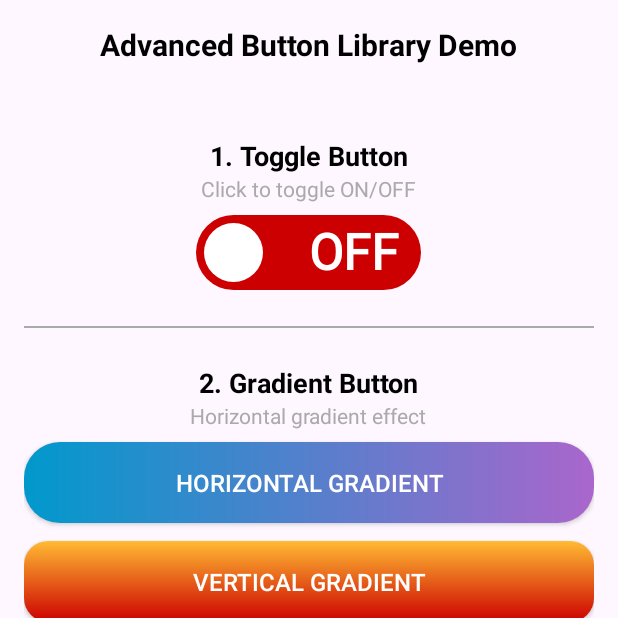
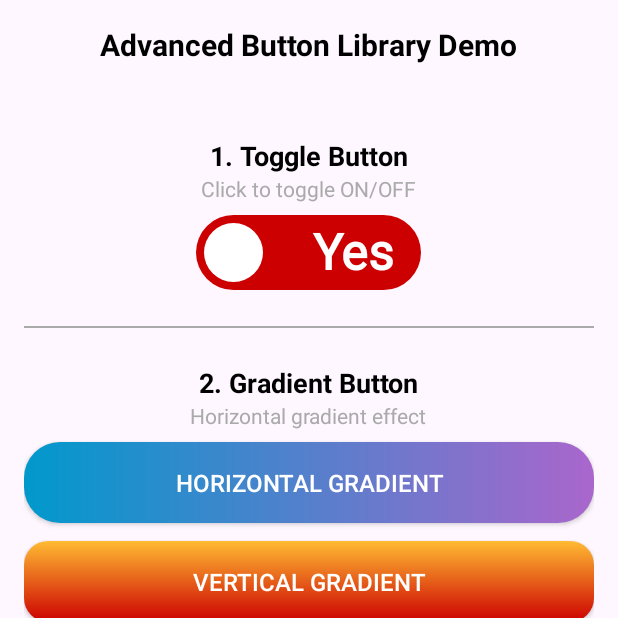
Before and after one commit to Excelsior-Technologies-Community/AdvancedButtonKit, an Android app: the screen it shows after launch (MainActivity), on a phone screen of 412 x 824 dp, the top half of it. Run offline under Robolectric (Android 15) with nearby library versions, the phone set to English and light mode, and no system bars.

Commit message:
Commit with changes

```diff
--- a/advanced_button_types/src/main/java/com/ext/advanced_button_types/GradientButton.kt
+++ b/advanced_button_types/src/main/java/com/ext/advanced_button_types/GradientButton.kt
@@ -45,7 +45,7 @@ class GradientButton @JvmOverloads constructor(
                     0 // Default: LEFT_RIGHT
                 )
                 cornerRadius = getDimension(
-                    R.styleable.GradientButton_gradient_cornerRadius,
+                    R.styleable.GradientButton_button_cornerRadius,
                     16f
                 )
             } finally {
--- a/advanced_button_types/src/main/java/com/ext/advanced_button_types/LoadingButton.kt
+++ b/advanced_button_types/src/main/java/com/ext/advanced_button_types/LoadingButton.kt
@@ -17,6 +17,7 @@ import androidx.core.content.ContextCompat
  * - Disables interaction during loading
  * - Smooth transition between states
  * - Fixed: No double background issue
+ * - Uses custom loading_text attribute
  */
 class LoadingButton @JvmOverloads constructor(
     context: Context,
@@ -40,6 +41,12 @@ class LoadingButton @JvmOverloads constructor(
             0, 0
         ).apply {
             try {
+                // Read loading_text attribute
+                val loadingText = getString(R.styleable.LoadingButton_loading_text)
+                if (!loadingText.isNullOrEmpty()) {
+                    originalText = loadingText
+                }
+
                 progressBarColor = getColor(
                     R.styleable.LoadingButton_loading_progressBarColor,
                     ContextCompat.getColor(context, android.R.color.white)
@@ -61,6 +68,8 @@ class LoadingButton @JvmOverloads constructor(
             )
             // Remove button's own background - FrameLayout will handle the background
             setBackgroundColor(ContextCompat.getColor(context, android.R.color.transparent))
+            // Set the text from loading_text attribute
+            text = originalText
         }
         addView(button)
 
@@ -73,9 +82,6 @@ class LoadingButton @JvmOverloads constructor(
             indeterminateDrawable?.setColorFilter(progressBarColor, PorterDuff.Mode.SRC_IN)
         }
         addView(progressBar)
-
-        // Store original text from XML
-        originalText = button.text
     }
 
     /**
@@ -123,7 +129,7 @@ class LoadingButton @JvmOverloads constructor(
     fun isLoading(): Boolean = isLoading
 
     /**
-     * Set button text
+     * Set button text programmatically
      */
     fun setText(text: CharSequence) {
         originalText = text
--- a/advanced_button_types/src/main/java/com/ext/advanced_button_types/ToggleButton.kt
+++ b/advanced_button_types/src/main/java/com/ext/advanced_button_types/ToggleButton.kt
@@ -18,6 +18,7 @@ import androidx.core.content.ContextCompat
  * - Customizable colors for ON and OFF states
  * - Smooth animated transitions
  * - Works as plain toggle without text
+ * - Text can be set from XML or programmatically
  */
 class ToggleButton @JvmOverloads constructor(
     context: Context,
@@ -76,6 +77,18 @@ class ToggleButton @JvmOverloads constructor(
                     R.styleable.ToggleButton_toggle_thumbColor,
                     ContextCompat.getColor(context, android.R.color.white)
                 )
+
+                // Read text attributes from XML
+                toggledText = getString(R.styleable.ToggleButton_toggle_toggledText)
+                untoggledText = getString(R.styleable.ToggleButton_toggle_untoggledText)
+
+                // If not provided in XML, set default values
+                if (toggledText == null) {
+                    toggledText = ""
+                }
+                if (untoggledText == null) {
+                    untoggledText = ""
+                }
             } finally {
                 recycle()
             }
@@ -99,8 +112,6 @@ class ToggleButton @JvmOverloads constructor(
         // Remove default button background
         setBackgroundColor(ContextCompat.getColor(context, android.R.color.transparent))
         text = "" // Clear default text
-        toggledText = "ON"
-        untoggledText = "OFF"
 
         // Set click listener for toggling
         setOnClickListener {
@@ -210,6 +221,7 @@ class ToggleButton @JvmOverloads constructor(
      * setText("ON", "OFF") - Shows ON/OFF
      * setText("YES", "NO") - Shows YES/NO
      * setText("✓", "✗") - Shows checkmark/cross
+     * setText(null, null) - Plain toggle without text
      * setText("", "") - Plain toggle without text
      */
     fun setText(toggledText: String?, untoggledText: String?) {
--- a/advanced_button_types/src/main/res/values/attrs.xml
+++ b/advanced_button_types/src/main/res/values/attrs.xml
@@ -14,6 +14,12 @@
 
         <!-- Color of the thumb (circle) -->
         <attr name="toggle_thumbColor" format="color" />
+
+        <!-- Text to show when toggled ON -->
+        <attr name="toggle_toggledText" format="string" />
+
+        <!-- Text to show when toggled OFF -->
+        <attr name="toggle_untoggledText" format="string" />
     </declare-styleable>
 
     <!-- GradientButton Attributes -->
@@ -33,13 +39,13 @@
         </attr>
 
         <!-- Corner radius for rounded corners -->
-        <attr name="gradient_cornerRadius" format="dimension" />
+        <attr name="button_cornerRadius" format="dimension" />
     </declare-styleable>
 
     <!-- LoadingButton Attributes -->
     <declare-styleable name="LoadingButton">
         <!-- Text to display during loading -->
-        <attr name="loading_loadingText" format="string" />
+        <attr name="loading_text" format="string" />
 
         <!-- Background color during loading state -->
         <attr name="loading_backgroundColor" format="color" />
--- a/app/src/main/java/com/ext/advancebuttons/MainActivity.kt
+++ b/app/src/main/java/com/ext/advancebuttons/MainActivity.kt
@@ -63,7 +63,7 @@ class MainActivity : AppCompatActivity() {
     private fun setupToggleButton() {
         toggleButton.setOnToggleChangeListener { isToggled ->
             // Default ON/OFF text is already set, but you can customize it
-            toggleButton.setText("ON", "OFF")
+//            toggleButton.setText("ON", "OFF")
 
             // Show toast
             val message = if (isToggled) "Switch turned ON!" else "Switch turned OFF!"
--- a/app/src/main/res/layout/activity_main.xml
+++ b/app/src/main/res/layout/activity_main.xml
@@ -50,7 +50,9 @@
             app:toggle_isToggled="false"
             app:toggle_thumbColor="@android:color/white"
             app:toggle_toggledBackgroundColor="@android:color/holo_green_dark"
-            app:toggle_untoggledBackgroundColor="@android:color/holo_red_dark" />
+            app:toggle_toggledText="No"
+            app:toggle_untoggledBackgroundColor="@android:color/holo_red_dark"
+            app:toggle_untoggledText="Yes" />
 
         <!-- Divider -->
         <View
@@ -85,7 +87,7 @@
             android:text="Horizontal Gradient"
             android:textColor="@android:color/white"
             android:textSize="16sp"
-            app:gradient_cornerRadius="24dp"
+            app:button_cornerRadius="24dp"
             app:gradient_endColor="@android:color/holo_purple"
             app:gradient_orientation="leftRight"
             app:gradient_startColor="@android:color/holo_blue_dark" />
@@ -99,7 +101,7 @@
             android:text="Vertical Gradient"
             android:textColor="@android:color/white"
             android:textSize="16sp"
-            app:gradient_cornerRadius="16dp"
+            app:button_cornerRadius="16dp"
             app:gradient_endColor="@android:color/holo_red_dark"
             app:gradient_orientation="topBottom"
             app:gradient_startColor="@android:color/holo_orange_light" />
@@ -113,7 +115,7 @@
             android:text="Diagonal Gradient"
             android:textColor="@android:color/white"
             android:textSize="16sp"
-            app:gradient_cornerRadius="32dp"
+            app:button_cornerRadius="32dp"
             app:gradient_endColor="@android:color/holo_blue_light"
             app:gradient_orientation="tlBr"
             app:gradient_startColor="@android:color/holo_green_dark" />
@@ -149,11 +151,11 @@
             android:layout_height="wrap_content"
             android:backgroundTint="@android:color/holo_blue_dark"
             android:padding="10dp"
-            android:text="Start Loading"
             android:textColor="@android:color/white"
             android:textSize="16sp"
             app:loading_progressBarColor="@android:color/white"
-            app:loading_progressBarSize="40dp" />
+            app:loading_progressBarSize="40dp"
+            app:loading_text="Start Loading" />
 
         <View
             android:layout_width="match_parent"
```
